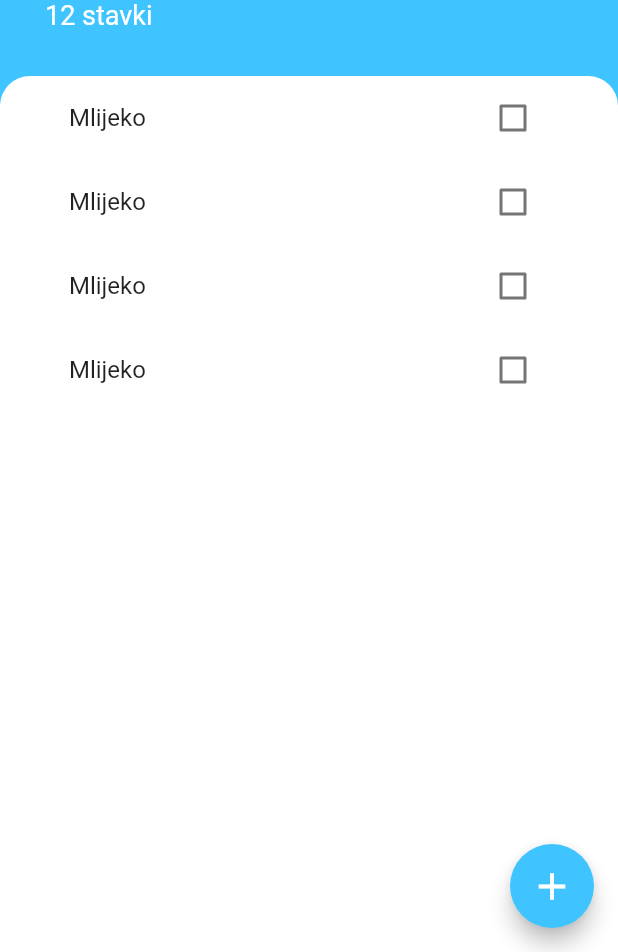
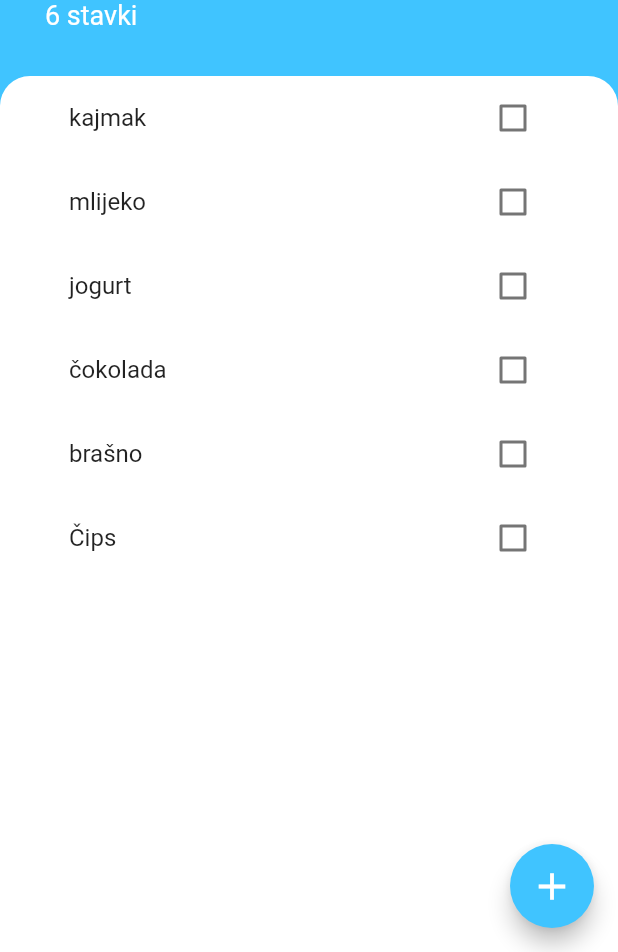
Before and after one commit to azemavdic/todo_app_flutter, a Flutter app: the screen it shows after launch, on a phone screen of 412 x 824 dp, the part 284-1236 px from its top. Run offline on Flutter 3.47's test engine with Material 2 defaults, Android fonts, the phone set to English and light mode, and no system bars.

```diff
--- /dev/null
+++ b/lib/models/task.dart
@@ -0,0 +1,9 @@
+class Task {
+  final String name;
+  bool isDone;
+  Task({this.name, this.isDone = false});
+
+  void toogleDone() {
+    isDone = !isDone;
+  }
+}
--- a/lib/screens/add_task_screen.dart
+++ b/lib/screens/add_task_screen.dart
@@ -1,8 +1,13 @@
 import 'package:flutter/material.dart';
 
 class AddTaskScreen extends StatelessWidget {
+  Function addTaskCallback;
+
+  AddTaskScreen({this.addTaskCallback});
+
   @override
   Widget build(BuildContext context) {
+    String newTaskTitle;
     return Container(
       color: Color(0xff757575),
       child: Container(
@@ -31,9 +36,14 @@ class AddTaskScreen extends StatelessWidget {
             TextField(
               autofocus: true,
               textAlign: TextAlign.center,
+              onChanged: (newText) {
+                newTaskTitle = newText;
+              },
             ),
             ElevatedButton(
-              onPressed: () {},
+              onPressed: () {
+                addTaskCallback(newTaskTitle);
+              },
               child: Text('Dodaj'),
             )
           ],
--- a/lib/screens/tasks_screen.dart
+++ b/lib/screens/tasks_screen.dart
@@ -1,8 +1,23 @@
 import 'package:flutter/material.dart';
+import 'package:todo_app/models/task.dart';
 import 'package:todo_app/screens/add_task_screen.dart';
 import 'package:todo_app/widgets/tasks_list.dart';
 
-class TasksScreen extends StatelessWidget {
+class TasksScreen extends StatefulWidget {
+  @override
+  _TasksScreenState createState() => _TasksScreenState();
+}
+
+class _TasksScreenState extends State<TasksScreen> {
+  List<Task> tasks = [
+    Task(name: 'kajmak'),
+    Task(name: 'mlijeko'),
+    Task(name: 'jogurt'),
+    Task(name: 'čokolada'),
+    Task(name: 'brašno'),
+    Task(name: 'Čips'),
+  ];
+
   @override
   Widget build(BuildContext context) {
     return Scaffold(
@@ -42,7 +57,7 @@ class TasksScreen extends StatelessWidget {
                     ),
                   ),
                   Text(
-                    '12 stavki',
+                    '${tasks.length} stavki',
                     style: TextStyle(
                       color: Colors.white,
                       fontSize: 18.0,
@@ -61,7 +76,9 @@ class TasksScreen extends StatelessWidget {
                     topRight: Radius.circular(20),
                   ),
                 ),
-                child: TasksList(),
+                child: TasksList(
+                  tasks: tasks,
+                ),
               ),
             ),
           ],
@@ -75,7 +92,16 @@ class TasksScreen extends StatelessWidget {
               child: Container(
                 padding: EdgeInsets.only(
                     bottom: MediaQuery.of(context).viewInsets.bottom),
-                child: AddTaskScreen(),
+                child: AddTaskScreen(
+                  addTaskCallback: (newTaskTitle) {
+                    setState(() {
+                      tasks.add(
+                        Task(name: newTaskTitle),
+                      );
+                    });
+                    Navigator.pop(context);
+                  },
+                ),
               ),
             ),
           );
--- a/lib/widgets/task_tile.dart
+++ b/lib/widgets/task_tile.dart
@@ -1,44 +1,26 @@
 import 'package:flutter/material.dart';
 
-class TaskTile extends StatefulWidget {
-  @override
-  _TaskTileState createState() => _TaskTileState();
-}
+class TaskTile extends StatelessWidget {
+  final bool isChecked;
+  final String taskTitle;
+  final Function checkboxCallback;
 
-class _TaskTileState extends State<TaskTile> {
-  bool isChecked = false;
-
-  void checkboxCallback(newValue) {
-    setState(() {
-      isChecked = newValue;
-    });
-  }
+  TaskTile({this.isChecked, this.taskTitle, this.checkboxCallback});
 
   @override
   Widget build(BuildContext context) {
     return ListTile(
       title: Text(
-        'Mlijeko',
+        taskTitle,
         style: TextStyle(
           decoration: isChecked ? TextDecoration.lineThrough : null,
         ),
       ),
-      trailing: TaskCheckBox(isChecked, checkboxCallback),
+      trailing: Checkbox(
+        activeColor: Colors.lightBlueAccent,
+        value: isChecked,
+        onChanged: checkboxCallback,
+      ),
     );
   }
 }
-
-class TaskCheckBox extends StatelessWidget {
-  final bool checkedBoxState;
-  final Function toggleCheckboxState;
-
-  TaskCheckBox(this.checkedBoxState, this.toggleCheckboxState);
-  @override
-  Widget build(BuildContext context) {
-    return Checkbox(
-      activeColor: Colors.lightBlueAccent,
-      value: checkedBoxState,
-      onChanged: toggleCheckboxState,
-    );
-  }
-}
--- a/lib/widgets/tasks_list.dart
+++ b/lib/widgets/tasks_list.dart
@@ -1,20 +1,32 @@
 import 'package:flutter/material.dart';
+import 'package:todo_app/models/task.dart';
 import 'package:todo_app/widgets/task_tile.dart';
 
-class TasksList extends StatelessWidget {
-  const TasksList({
-    Key key,
-  }) : super(key: key);
+class TasksList extends StatefulWidget {
+  final List<Task> tasks;
+
+  TasksList({this.tasks});
 
   @override
+  _TasksListState createState() => _TasksListState();
+}
+
+class _TasksListState extends State<TasksList> {
+  @override
   Widget build(BuildContext context) {
-    return ListView(
-      children: [
-        TaskTile(),
-        TaskTile(),
-        TaskTile(),
-        TaskTile(),
-      ],
+    return ListView.builder(
+      itemCount: widget.tasks.length,
+      itemBuilder: (context, index) {
+        return TaskTile(
+          taskTitle: widget.tasks[index].name,
+          isChecked: widget.tasks[index].isDone,
+          checkboxCallback: (bool checkboxState) {
+            setState(() {
+              widget.tasks[index].toogleDone();
+            });
+          },
+        );
+      },
     );
   }
 }
```
